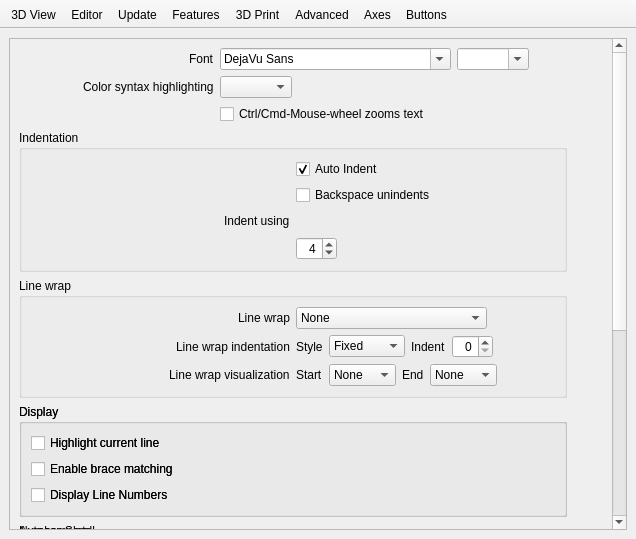
First picture: the form in src/Preferences.ui, repository openscad/openscad, before the edit.
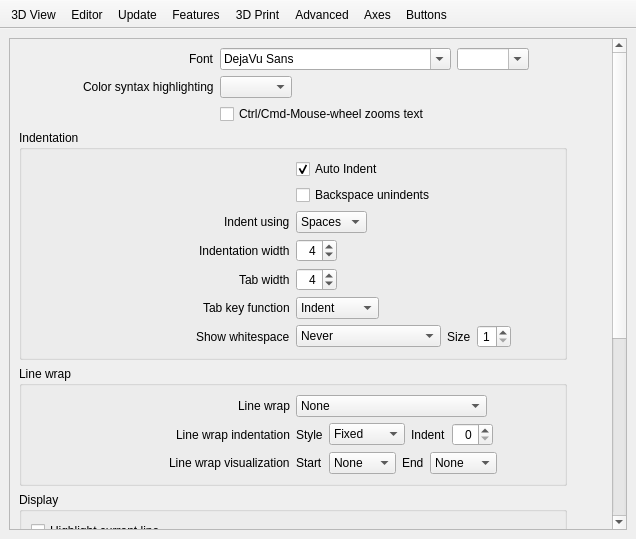
Second picture: the form after the edit. Icons and pictures are not drawn. Custom widgets are drawn as their Qt base class.

```diff
--- a/src/Preferences.ui
+++ b/src/Preferences.ui
@@ -850,66 +850,6 @@
                  </item>
                 </layout>
                </item>
-              </layout>
-             </widget>
-            </item>
-            <item row="3" column="0">
-             <widget class="QGroupBox" name="groupBoxDisplay">
-              <property name="title">
-               <string>Display</string>
-              </property>
-              <layout class="QGridLayout" name="gridLayout">
-               <item row="2" column="0">
-                <widget class="QCheckBox" name="checkBoxEnableBraceMatching">
-                 <property name="text">
-                  <string>Enable brace matching</string>
-                 </property>
-                </widget>
-               </item>
-               <item row="1" column="0">
-                <widget class="QCheckBox" name="checkBoxHighlightCurrentLine">
-                 <property name="text">
-                  <string>Highlight current line</string>
-                 </property>
-                </widget>
-               </item>
-               <item row="3" column="0">
-                <widget class="QCheckBox" name="checkBoxEnableLineNumbers">
-                 <property name="text">
-                  <string>Display Line Numbers</string>
-                 </property>
-                </widget>
-               </item>
-              </layout>
-             </widget>
-            </item>
-            <item row="4" column="0">
-             <widget class="QGroupBox" name="groupBoxAutocomplete">
-              <property name="title">
-               <string>Autocomplete</string>
-              </property>
-              <layout class="QGridLayout" name="gridLayout1">
-               <item row="0" column="0">
-                <widget class="QCheckBox" name="checkBoxEnableAutocomplete">
-                 <property name="text">
-                  <string>Enable Autocompletion</string>
-                 </property>
-                </widget>
-               </item>
-               <item row="1" column="0">
-                <layout class="QHBoxLayout" name="horizontalLayout_30">
-                 <item>
-                  <widget class="QLabel" name="labelCharacterThreshold">
-                   <property name="text">
-                    <string>Character Threshold</string>
-                   </property>
-                  </widget>
-                 </item>
-                 <item>
-                  <widget class="QLineEdit" name="lineEditCharacterThreshold"/>
-                 </item>
-                </layout>
-               </item>
                <item row="2" column="1">
                 <layout class="QHBoxLayout" name="horizontalLayout_15">
                  <item>
```
Left out of the diff: 4 changed lines with no effect on the pictures.
